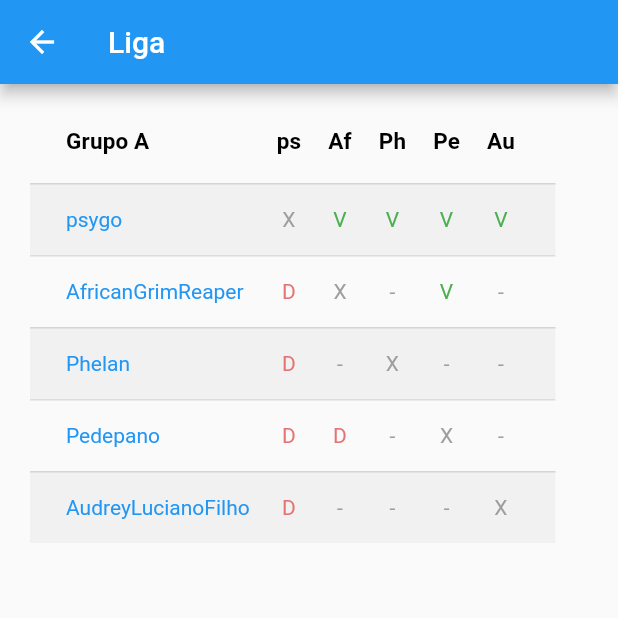
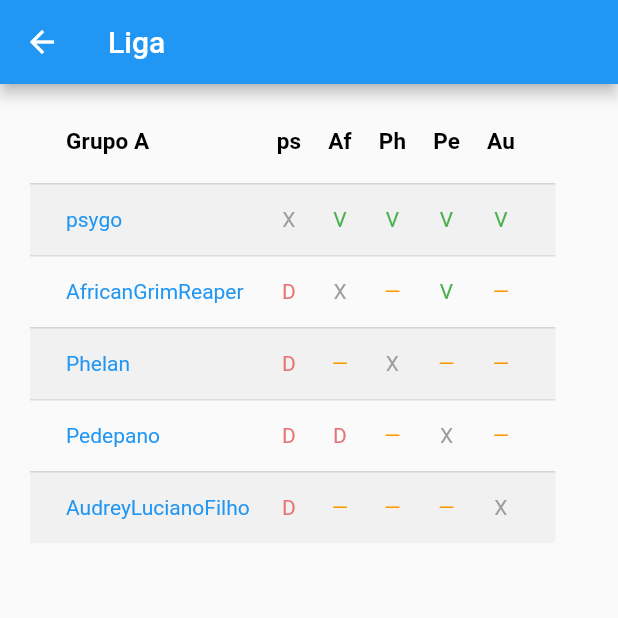
Before and after one commit to FanaroEngineering/dogemp, a Flutter app: the LeagueScreen screen opened directly, on a phone screen of 412 x 824 dp, the top half of it. Run offline on Flutter 3.47's test engine with Material 2 defaults, Android fonts, the phone set to English and light mode, and no system bars.

Commit message:
minor improvements

```diff
--- a/lib/screens/league_screen.dart
+++ b/lib/screens/league_screen.dart
@@ -84,9 +84,9 @@ class LeagueScreen extends StatelessWidget {
                           PlayerCell(playerName: 'AfricanGrimReaper'),
                           GameResultCell(text: 'D', gameRecordId: '38733948'),
                           GameResultCell(text: 'X'),
-                          GameResultCell(text: '-'),
+                          GameResultCell(text: '—'),
                           GameResultCell(text: 'V', gameRecordId: '38650411'),
-                          GameResultCell(text: '-'),
+                          GameResultCell(text: '—'),
                         ],
                       ),
                       DataRow(
@@ -95,10 +95,10 @@ class LeagueScreen extends StatelessWidget {
                         cells: [
                           PlayerCell(playerName: 'Phelan'),
                           GameResultCell(text: 'D', gameRecordId: '38953919'),
-                          GameResultCell(text: '-'),
+                          GameResultCell(text: '—'),
                           GameResultCell(text: 'X'),
-                          GameResultCell(text: '-'),
-                          GameResultCell(text: '-'),
+                          GameResultCell(text: '—'),
+                          GameResultCell(text: '—'),
                         ],
                       ),
                       DataRow(
@@ -106,9 +106,9 @@ class LeagueScreen extends StatelessWidget {
                           PlayerCell(playerName: 'Pedepano'),
                           GameResultCell(text: 'D', gameRecordId: '38482719'),
                           GameResultCell(text: 'D', gameRecordId: '38650411'),
-                          GameResultCell(text: '-'),
+                          GameResultCell(text: '—'),
                           GameResultCell(text: 'X'),
-                          GameResultCell(text: '-'),
+                          GameResultCell(text: '—'),
                         ],
                       ),
                       DataRow(
@@ -117,9 +117,9 @@ class LeagueScreen extends StatelessWidget {
                         cells: [
                           PlayerCell(playerName: 'AudreyLucianoFilho'),
                           GameResultCell(text: 'D', gameRecordId: '38321258'),
-                          GameResultCell(text: '-'),
-                          GameResultCell(text: '-'),
-                          GameResultCell(text: '-'),
+                          GameResultCell(text: '—'),
+                          GameResultCell(text: '—'),
+                          GameResultCell(text: '—'),
                           GameResultCell(text: 'X'),
                         ],
                       ),
@@ -203,7 +203,7 @@ class GameResultCell extends DataCell {
             child: gameRecordId == null
                 ? SelectableText(
                     text,
-                    style: const TextStyle(color: Colors.grey),
+                    style: TextStyle(color: text == '—' ? Colors.orange : Colors.grey),
                   )
                 : ClickableLink(
                     linkText: text,
@@ -219,8 +219,6 @@ class GameResultCell extends DataCell {
         return Colors.green;
       case 'D':
         return Colors.red.shade300;
-      case '—':
-        return Colors.amber;
       default:
         return Colors.black;
     }
```
